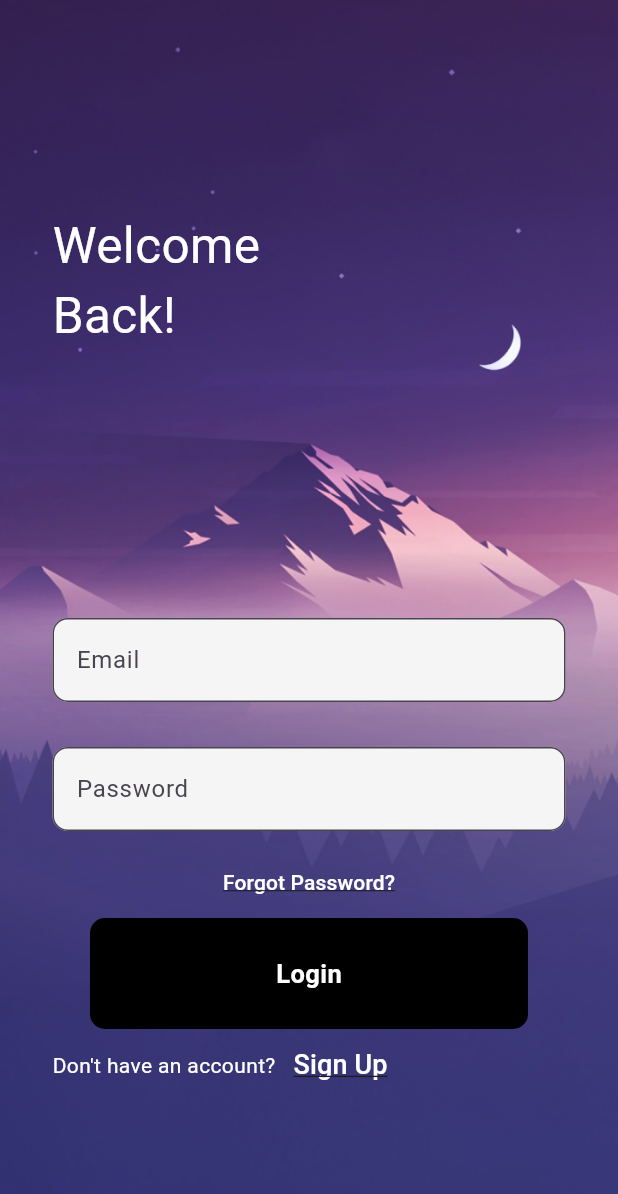
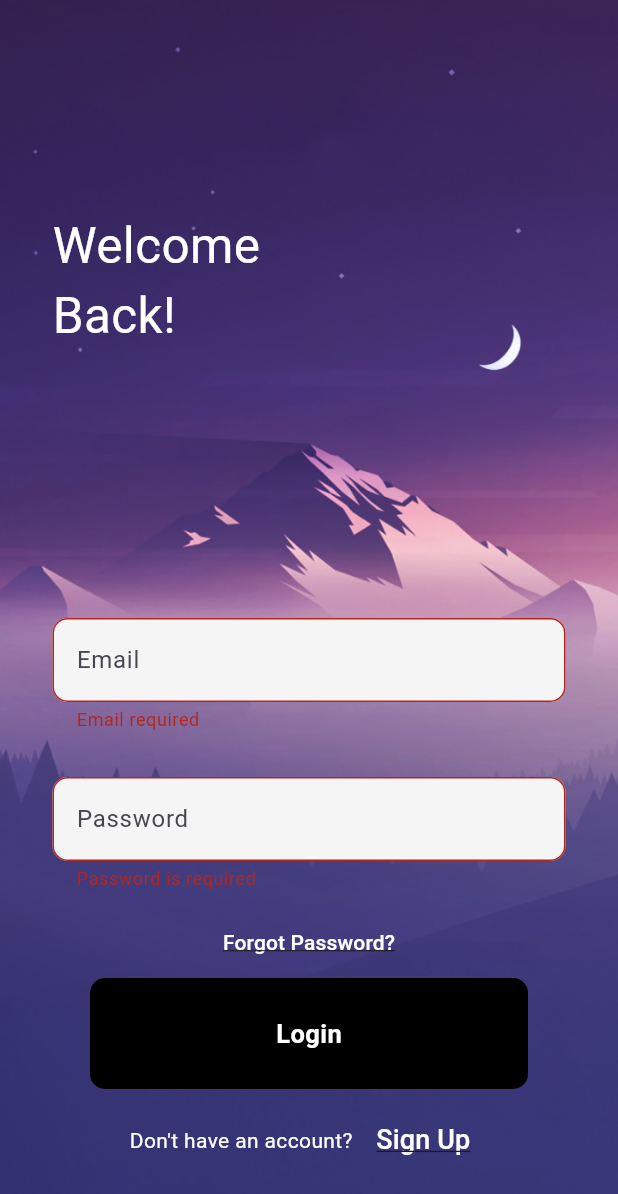
Before and after one commit to RisingPhoenix2004/llm_stethoscope, a Flutter app: the screen it shows after launch, after a tap on "Login", on a phone screen of 412 x 824 dp. Shown: the top 1194 px of the screen. Run offline on Flutter 3.47's test engine with Material 3 defaults, Android fonts, the phone set to English and light mode, and no system bars; our stand-ins replace cloud_firestore, firebase_auth, firebase_core; missing offline and left inert: email_otp, firebase_app_check; accounts and stored records are empty.

Commit message:
fixed bugs

```diff
--- a/lib/login.dart
+++ b/lib/login.dart
@@ -1,123 +1,136 @@
 import 'package:firebase_auth/firebase_auth.dart';
-import 'package:flutter/cupertino.dart';
 import 'package:flutter/material.dart';
-import 'package:llm_stethoscope/auth.dart';
 import 'package:llm_stethoscope/home.dart';
 import 'package:llm_stethoscope/register.dart';
 
 class MyLogin extends StatefulWidget {
-  const MyLogin({super.key});
+  const MyLogin({Key? key}) : super(key: key);
 
   @override
   State<MyLogin> createState() => _MyLoginState();
 }
 
 class _MyLoginState extends State<MyLogin> {
+  final FirebaseAuth _firebaseAuth = FirebaseAuth.instance;
+  TextEditingController emailController = TextEditingController();
+  TextEditingController passwordController = TextEditingController();
+  final _formKey = GlobalKey<FormState>();
 
-  final FirebaseAuthService _firebaseAuth = FirebaseAuthService();
-  TextEditingController usernamecontroller = new TextEditingController();
-  TextEditingController emailcontroller = new TextEditingController();
-  TextEditingController phonenumbercontroller = new TextEditingController();
-  TextEditingController passwordcontroller = new TextEditingController();
   @override
   Widget build(BuildContext context) {
-    return Container(
+    return Scaffold(
+      body: Container(
         decoration: BoxDecoration(
           image: DecorationImage(
-          image: AssetImage('assets/login.png'),fit: BoxFit.cover)),
+            image: AssetImage('assets/login.png'),
+            fit: BoxFit.cover,
+          ),
+        ),
         child: Scaffold(
           backgroundColor: Colors.transparent,
           body: Stack(
             children: [
               Container(
-                  padding: EdgeInsets.only(left: 35,top:140),
-                  child: Text('Welcome\nBack!',
-                    style: TextStyle(color: Colors.white,fontSize: 33),
+                padding: EdgeInsets.only(left: 35, top: 140),
+                child: Text(
+                  'Welcome\nBack!',
+                  style: TextStyle(color: Colors.white, fontSize: 33),
                 ),
               ),
               SingleChildScrollView(
                 child: Container(
-                    padding: EdgeInsets.only(top: MediaQuery.of(context).size.height*0.5,right: 35,left: 35),
+                  padding: EdgeInsets.only(
+                    top: MediaQuery.of(context).size.height * 0.5,
+                    right: 35,
+                    left: 35,
+                  ),
                   child: Column(
                     children: [
-                        TextFormField(decoration: InputDecoration(
+                      Form(
+                        key: _formKey,
+                        child: Column(
+                          children: [
+                            TextFormField(
+                              controller: emailController,
+                              decoration: InputDecoration(
                                 fillColor: Colors.grey.shade100,
                                 filled: true,
-                            hintText:'Email',
+                                hintText: 'Email',
                                 border: OutlineInputBorder(
-                                borderRadius: BorderRadius.circular(10))
+                                  borderRadius: BorderRadius.circular(10),
                                 ),
-                          validator: (value){
-                            if(value!.isEmpty)
-                            {
+                              ),
+                              validator: (value) {
+                                if (value!.isEmpty) {
                                   return 'Email required';
                                 }
-                            if(!value.contains("@"))
-                            {
+                                if (!value.contains("@")) {
                                   return 'Enter a valid email';
                                 }
                                 return null;
                               },
                             ),
-                        SizedBox(height: 30,),
+                            SizedBox(height: 30),
                             TextFormField(
+                              controller: passwordController,
                               obscureText: true,
                               decoration: InputDecoration(
                                 fillColor: Colors.grey.shade100,
                                 filled: true,
-                            hintText:'Password',
+                                hintText: 'Password',
                                 border: OutlineInputBorder(
-                                borderRadius: BorderRadius.circular(10))
+                                  borderRadius: BorderRadius.circular(10),
                                 ),
-                          validator: (value){
-                            if(value!.isEmpty)
-                            {
+                              ),
+                              validator: (value) {
+                                if (value!.isEmpty) {
                                   return 'Password is required';
                                 }
-                            if(value.length<8)
-                            {
-                              return 'Password must contain atleast 8 characters';
+                                if (value.length < 8) {
+                                  return 'Password must contain at least 8 characters';
                                 }
                                 return null;
                               },
                             ),
-                        SizedBox(height: 10,),
-                        TextButton(onPressed: (){}, child: Text('Forgot Password?',style: TextStyle(
+                          ],
+                        ),
+                      ),
+                      SizedBox(height: 10),
+                      TextButton(
+                        onPressed: () {},
+                        child: Text(
+                          'Forgot Password?',
+                          style: TextStyle(
                             fontSize: 14,
                             color: Colors.white,
                             decoration: TextDecoration.underline,
-                        ),)),
-                        // Row(
-                        //   mainAxisAlignment: MainAxisAlignment.spaceBetween,
-                        //   children: [Text(
-                        //     'Login',style: TextStyle(
-                        //       fontSize: 27,color: Colors.white,fontWeight:FontWeight.w700),
-                        //   ),
-                        //     CircleAvatar(
-                        //       radius: 30,
-                        //       backgroundColor: Color(0xff4c505b),
-                        //       child: GestureDetector(
-                        //         onTap:(){login(emailcontroller.text, passwordcontroller.text);},
-                        //         child: IconButton(
-                        //           color: Colors.white,
-                        //           onPressed:(){
-                        //             Navigator.push(context, MaterialPageRoute(builder: (context)=>MyHome()));
-                        //           },
-                        //           icon: Icon(Icons.arrow_forward),
-                        //         ),
-                        //       ),
-                        //     )
-                        // ]),
-                        GestureDetector(
-                          onTap:(){login(emailcontroller.text, passwordcontroller.text);},
+                          ),
+                        ),
+                      ),
+                      Builder(
+                        builder: (BuildContext context) {
+                          return GestureDetector(
+                            onTap: () {
+                              if (_formKey.currentState!.validate()) {
+                                login(
+                                  emailController.text,
+                                  passwordController.text,
+                                  context,
+                                );
+                              } else {
+                                print("Error");
+                              }
+                            },
                             child: Container(
                               padding: const EdgeInsets.all(25),
-                            margin: const EdgeInsets.symmetric(horizontal: 25),
+                              margin: const EdgeInsets.symmetric(
+                                horizontal: 25,
+                              ),
                               decoration: BoxDecoration(
                                 color: Colors.black,
                                 borderRadius: BorderRadius.circular(10),
                               ),
-                            child: const Center(
+                              child: Center(
                                 child: Text(
                                   "Login",
                                   style: TextStyle(
@@ -128,44 +141,64 @@ class _MyLoginState extends State<MyLogin> {
                                 ),
                               ),
                             ),
+                          );
+                        },
                       ),
+                      SizedBox(height: 10),
                       Row(
+                        mainAxisAlignment: MainAxisAlignment.center,
                         children: [
-                    Text("Don't have an account?",style: TextStyle(color: Colors.white),),
-                    TextButton(onPressed: (){
-                      Navigator.push(context, MaterialPageRoute(builder: (context)=>MyRegister()));
+                          Text(
+                            "Don't have an account? ",
+                            style: TextStyle(color: Colors.white),
+                          ),
+                          TextButton(
+                            onPressed: () {
+                              Navigator.push(
+                                context,
+                                MaterialPageRoute(
+                                  builder: (context) => MyRegister(),
+                                ),
+                              );
                             },
-                        child: Text('Sign Up',style: TextStyle(
+                            child: Text(
+                              'Sign Up',
+                              style: TextStyle(
                                 decoration: TextDecoration.underline,
                                 fontSize: 18,
-                      color: Colors.white
+                                color: Colors.white,
                               ),
-                    ))
+                            ),
+                          ),
                         ],
-                )
-
+                      ),
                     ],
                   ),
                 ),
-                )
+              ),
             ],
+          ),
         ),
       ),
     );
   }
-  void login(String email,String password) async {
+
+  void login(String email, String password, BuildContext context) async {
     try {
-      String email = emailcontroller.text;
-      String password = passwordcontroller.text;
-
-      UserCredential userCredential = await FirebaseAuth.instance.signInWithEmailAndPassword(
+      UserCredential userCredential =
+      await _firebaseAuth.signInWithEmailAndPassword(
         email: email,
         password: password,
       );
 
       if (userCredential.user != null) {
         print("User logged in successfully !");
-        Navigator.pushNamed(context, 'home');
+        Navigator.pushReplacement(
+          context,
+          MaterialPageRoute(
+            builder: (context) => MyHome(),
+          ),
+        );
       } else {
         print("User logging error");
       }
@@ -174,5 +207,4 @@ class _MyLoginState extends State<MyLogin> {
       // Handle error here, such as displaying an error message to the user
     }
   }
-
 }
--- a/lib/main.dart
+++ b/lib/main.dart
@@ -2,6 +2,7 @@ import 'package:firebase_core/firebase_core.dart';
 import 'package:flutter/material.dart';
 import 'package:llm_stethoscope/login.dart';
 import 'package:llm_stethoscope/register.dart';
+import 'package:llm_stethoscope/home.dart';
 import 'package:firebase_app_check/firebase_app_check.dart';
 import 'firebase_options.dart';
 
@@ -21,6 +22,7 @@ class MyApp extends StatelessWidget {
       routes: {
         'login': (context) => MyLogin(),
         'register': (context) => MyRegister(),
+        'home':((context) => MyHome())
       },
     );
   }
```
Lines whose indentation alone changed are shown as unchanged.
